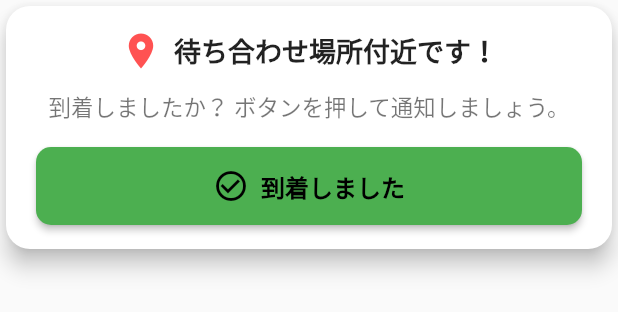
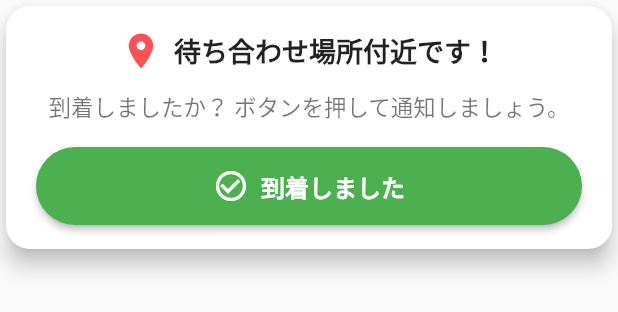
Before and after one commit to Al-Mikan/mesh-frontend, a Flutter app: the ArrivalConfirmationCard widget shown alone on an empty page, opened directly with empty values, on a phone screen of 412 x 824 dp. Shown: the top 312 px of the screen. Run offline on Flutter 3.47's test engine with Material 3 defaults, Android fonts, the phone set to English and light mode, and no system bars; our stand-ins replace app_links, dio, fixnum, flutter_datetime_picker_plus, google_maps_flutter, hooks_riverpod and 3 more; missing offline and left inert: background_locator_2, google_maps_webservice, grpc, protobuf; accounts and stored records are empty.

Commit message:
uiの修正

```diff
--- a/lib/components/arrival_confirmation_card.dart
+++ b/lib/components/arrival_confirmation_card.dart
@@ -52,15 +52,23 @@ class ArrivalConfirmationCard extends StatelessWidget {
                 style: ElevatedButton.styleFrom(
                   backgroundColor: Colors.green, // ボタンの色
                   shape: RoundedRectangleBorder(
-                    borderRadius: BorderRadius.circular(10),
+                    borderRadius: BorderRadius.circular(100),
                   ),
                   padding: const EdgeInsets.symmetric(vertical: 14),
                 ),
                 onPressed: onArrived,
-                icon: const Icon(Icons.check_circle_outline, size: 24),
+                icon: const Icon(
+                  Icons.check_circle_outline,
+                  size: 24,
+                  color: Colors.white,
+                ),
                 label: const Text(
                   "到着しました",
-                  style: TextStyle(fontSize: 16, fontWeight: FontWeight.bold),
+                  style: TextStyle(
+                    fontSize: 16,
+                    fontWeight: FontWeight.bold,
+                    color: Colors.white,
+                  ),
                 ),
               ),
             ),
```
